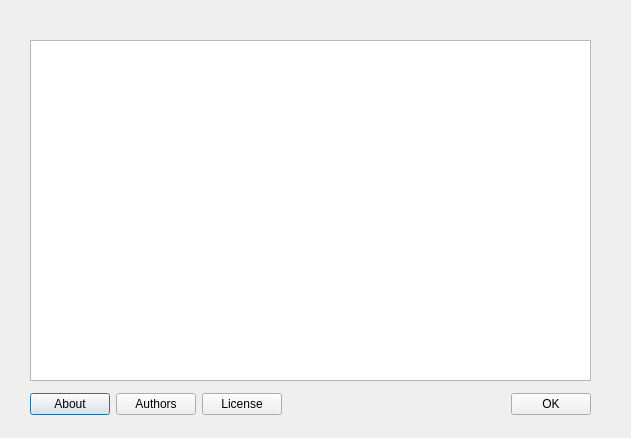
First picture: the form in aboutdialog.ui, repository fzyz999/Lucky_OIer, before the edit.
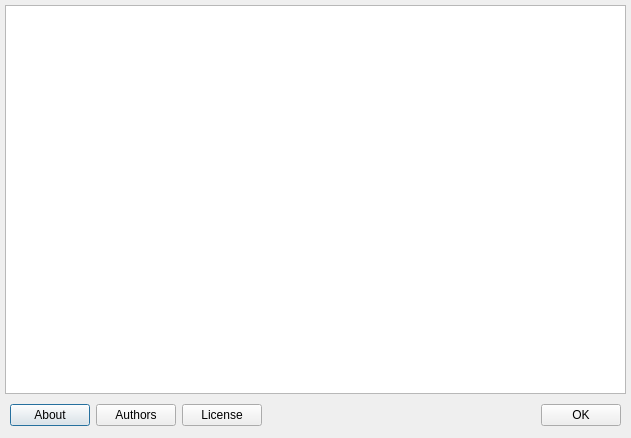
Second picture: the form after the edit.

```diff
--- a/aboutdialog.ui
+++ b/aboutdialog.ui
@@ -13,26 +13,36 @@
   <property name="windowTitle">
    <string>Dialog</string>
   </property>
-  <widget class="QTextBrowser" name="textBrowser">
-   <property name="geometry">
-    <rect>
-     <x>30</x>
-     <y>40</y>
-     <width>561</width>
-     <height>341</height>
-    </rect>
-   </property>
-  </widget>
   <widget class="QWidget" name="">
    <property name="geometry">
     <rect>
-     <x>30</x>
-     <y>390</y>
-     <width>561</width>
-     <height>29</height>
+     <x>0</x>
+     <y>0</y>
+     <width>631</width>
+     <height>431</height>
     </rect>
    </property>
+   <layout class="QVBoxLayout" name="verticalLayout">
+    <property name="spacing">
+     <number>10</number>
+    </property>
+    <property name="margin">
+     <number>5</number>
+    </property>
+    <item>
+     <widget class="QTextBrowser" name="textBrowser"/>
+    </item>
+    <item>
    <layout class="QHBoxLayout" name="horizontalLayout">
+      <property name="spacing">
+       <number>6</number>
+      </property>
+      <property name="leftMargin">
+       <number>5</number>
+      </property>
+      <property name="rightMargin">
+       <number>5</number>
+      </property>
     <item>
      <widget class="QPushButton" name="pushButton_4">
       <property name="text">
@@ -73,6 +83,8 @@
        <string>OK</string>
       </property>
      </widget>
+      </item>
+     </layout>
     </item>
    </layout>
   </widget>
```
Lines whose indentation alone changed are shown as unchanged.
